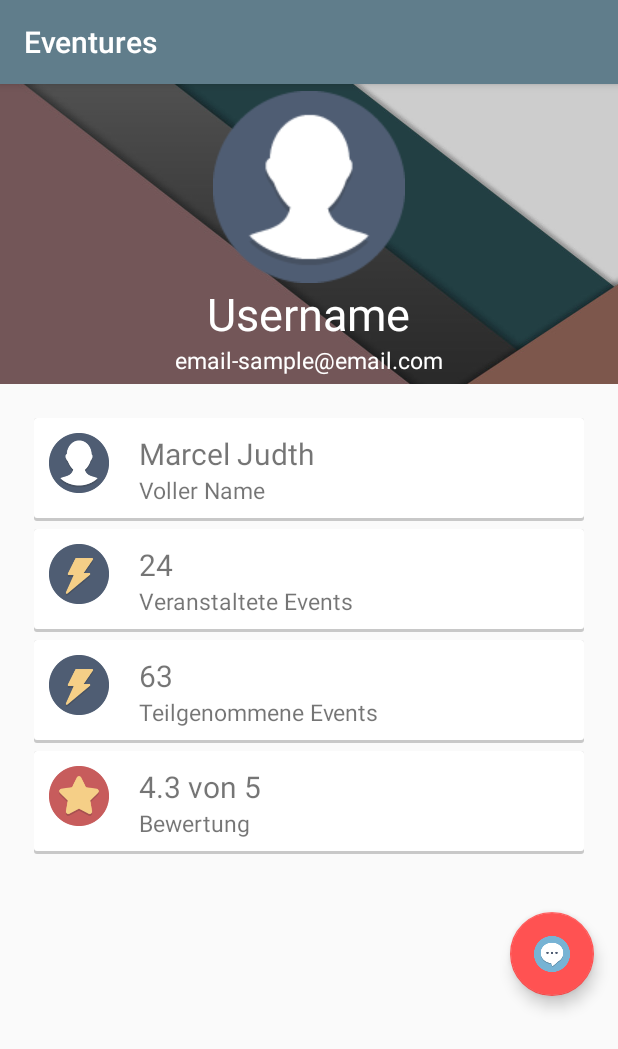
After one commit to Chris6077/Eventify, an Android app: the UserActivity screen opened directly, with no data from a screen before it, on a phone screen of 412 x 824 dp. The commit adds this screen. Shown: the top 1049 px of the screen. Run offline under Robolectric (Android 15) with nearby library versions, the phone set to English and light mode, and no system bars.

Commit message:
user profile

```diff
--- a/app/build.gradle
+++ b/app/build.gradle
@@ -36,4 +36,5 @@ dependencies {
 
 
 
+
 apply plugin: 'com.google.gms.google-services'
--- a/app/src/main/AndroidManifest.xml
+++ b/app/src/main/AndroidManifest.xml
@@ -64,6 +64,8 @@
                 <category android:name="android.intent.category.LAUNCHER"/>
             </intent-filter>
         </activity>
+        <activity android:name=".UserActivity">
+        </activity>
     </application>
 
 </manifest>
--- /dev/null
+++ b/app/src/main/java/com/example/schueler/eventures/UserActivity.java
@@ -0,0 +1,13 @@
+package com.example.schueler.eventures;
+
+import android.support.v7.app.AppCompatActivity;
+import android.os.Bundle;
+
+public class UserActivity extends AppCompatActivity {
+
+	@Override
+	protected void onCreate(Bundle savedInstanceState) {
+		super.onCreate(savedInstanceState);
+		setContentView(R.layout.activity_user);
+	}
+}
--- a/app/src/main/res/layout/activity_participants.xml
+++ b/app/src/main/res/layout/activity_participants.xml
@@ -7,14 +7,17 @@
     android:layout_height="match_parent"
     tools:context="com.example.schueler.eventures.ParticipantsActivity">
 
+    <ScrollView
+        android:layout_width="match_parent"
+        android:layout_height="match_parent">
     <LinearLayout
         android:layout_width="match_parent"
-        android:layout_height="match_parent"
+        android:layout_height="wrap_content"
         android:orientation="vertical">
 
         <LinearLayout
             android:layout_width="match_parent"
-            android:layout_height="180dp"
+            android:layout_height="200dp"
             android:gravity="center"
             android:background="@drawable/wallpaper17"
             android:orientation="vertical">
@@ -39,7 +42,7 @@
             android:padding="10dp">
 
             <ListView
-                android:layout_width="wrap_content"
+                android:layout_width="match_parent"
                 android:layout_height="match_parent"
                 android:id="@+id/list_participants">
 
@@ -49,6 +52,7 @@
         </LinearLayout>
 
     </LinearLayout>
+    </ScrollView>
 
     <include layout="@layout/navigation_drawer"></include>
 
--- /dev/null
+++ b/app/src/main/res/layout/activity_user.xml
@@ -0,0 +1,222 @@
+<?xml version="1.0" encoding="utf-8"?>
+<android.support.v4.widget.DrawerLayout
+    xmlns:android="http://schemas.android.com/apk/res/android"
+    xmlns:app="http://schemas.android.com/apk/res-auto"
+    xmlns:tools="http://schemas.android.com/tools"
+    android:layout_width="match_parent"
+    android:layout_height="match_parent"
+    tools:context="com.example.schueler.eventures.UserActivity">
+
+    <ScrollView
+        android:layout_width="match_parent"
+        android:layout_height="wrap_content">
+
+        <LinearLayout
+            android:layout_width="match_parent"
+            android:layout_height="wrap_content"
+            android:orientation="vertical">
+
+            <!-- header -->
+            <LinearLayout
+                android:layout_width="match_parent"
+                android:layout_height="200dp"
+                android:gravity="center"
+                android:background="@drawable/wallpaper18"
+                android:orientation="vertical">
+
+
+                    <ImageView
+                        android:layout_width="wrap_content"
+                        android:layout_height="wrap_content"
+                        android:src="@drawable/profle"/>
+
+                    <TextView
+                        android:layout_width="wrap_content"
+                        android:layout_height="wrap_content"
+                        android:text="Username"
+                        android:textColor="@color/white"
+                        android:textSize="30sp"/>
+
+                    <TextView
+                        android:layout_width="wrap_content"
+                        android:layout_height="wrap_content"
+                        android:text="email-sample@email.com"
+                        android:textColor="@color/white"
+                        android:textSize="15sp"/>
+
+
+            </LinearLayout>
+
+            <!-- content -->
+            <LinearLayout
+                android:layout_width="match_parent"
+                android:layout_height="match_parent"
+                android:layout_margin="20dp"
+                android:orientation="vertical">
+
+                <!-- Full Name -->
+                <LinearLayout
+                    android:layout_width="match_parent"
+                    android:layout_height="wrap_content"
+                    android:orientation="horizontal"
+                    android:padding="10dp"
+                    android:layout_margin="2.5dp"
+                    android:background="@drawable/shadow_box">
+
+                    <ImageView
+                        android:layout_width="40dp"
+                        android:layout_height="40dp"
+                        android:src="@drawable/profle"
+                        android:layout_marginRight="20dp"/>
+
+                    <LinearLayout
+                        android:layout_width="wrap_content"
+                        android:layout_height="wrap_content"
+                        android:orientation="vertical">
+
+                        <TextView
+                            android:layout_width="match_parent"
+                            android:layout_height="wrap_content"
+                            android:textSize="20sp"
+                            android:text="Marcel Judth"/>
+
+                        <TextView
+                            android:layout_width="match_parent"
+                            android:layout_height="wrap_content"
+                            android:textSize="15sp"
+                            android:text="@string/user_full_name"/>
+
+                    </LinearLayout>
+
+
+                </LinearLayout>
+
+                <!-- Events Hosted -->
+                <LinearLayout
+                    android:layout_width="match_parent"
+                    android:layout_height="wrap_content"
+                    android:orientation="horizontal"
+                    android:padding="10dp"
+                    android:layout_margin="2.5dp"
+                    android:background="@drawable/shadow_box">
+
+                    <ImageView
+                        android:layout_width="40dp"
+                        android:layout_height="40dp"
+                        android:src="@drawable/bolt"
+                        android:layout_marginRight="20dp"/>
+
+                    <LinearLayout
+                        android:layout_width="wrap_content"
+                        android:layout_height="wrap_content"
+                        android:orientation="vertical">
+
+                        <TextView
+                            android:layout_width="match_parent"
+                            android:layout_height="wrap_content"
+                            android:textSize="20sp"
+                            android:text="24"/>
+
+                        <TextView
+                            android:layout_width="match_parent"
+                            android:layout_height="wrap_content"
+                            android:textSize="15sp"
+                            android:text="@string/user_events_hosted"/>
+
+                    </LinearLayout>
+
+
+                </LinearLayout>
+
+                <!-- Events participated -->
+                <LinearLayout
+                    android:layout_width="match_parent"
+                    android:layout_height="wrap_content"
+                    android:orientation="horizontal"
+                    android:padding="10dp"
+                    android:layout_margin="2.5dp"
+                    android:background="@drawable/shadow_box">
+
+                    <ImageView
+                        android:layout_width="40dp"
+                        android:layout_height="40dp"
+                        android:src="@drawable/bolt"
+                        android:layout_marginRight="20dp"/>
+
+                    <LinearLayout
+                        android:layout_width="wrap_content"
+                        android:layout_height="wrap_content"
+                        android:orientation="vertical">
+
+                        <TextView
+                            android:layout_width="match_parent"
+                            android:layout_height="wrap_content"
+                            android:textSize="20sp"
+                            android:text="63"/>
+
+                        <TextView
+                            android:layout_width="match_parent"
+                            android:layout_height="wrap_content"
+                            android:textSize="15sp"
+                            android:text="@string/user_events_participated"/>
+
+                    </LinearLayout>
+
+
+                </LinearLayout>
+
+                <!-- rating -->
+                <LinearLayout
+                    android:layout_width="match_parent"
+                    android:layout_height="wrap_content"
+                    android:orientation="horizontal"
+                    android:padding="10dp"
+                    android:layout_margin="2.5dp"
+                    android:background="@drawable/shadow_box">
+
+                    <ImageView
+                        android:layout_width="40dp"
+                        android:layout_height="40dp"
+                        android:src="@drawable/star"
+                        android:layout_marginRight="20dp"/>
+
+                    <LinearLayout
+                        android:layout_width="wrap_content"
+                        android:layout_height="wrap_content"
+                        android:orientation="vertical">
+
+                        <TextView
+                            android:layout_width="match_parent"
+                            android:layout_height="wrap_content"
+                            android:textSize="20sp"
+                            android:text="4.3 von 5"/>
+
+                        <TextView
+                            android:layout_width="match_parent"
+                            android:layout_height="wrap_content"
+                            android:textSize="15sp"
+                            android:text="@string/user_rating"/>
+
+                    </LinearLayout>
+
+
+                </LinearLayout>
+
+
+            </LinearLayout>
+
+
+            <android.support.design.widget.FloatingActionButton
+                android:id="@+id/fab"
+                android:layout_width="wrap_content"
+                android:layout_height="wrap_content"
+                android:layout_gravity="end|bottom"
+                android:src="@drawable/chat"
+                android:layout_margin="16dp" />
+        </LinearLayout>
+
+
+
+    </ScrollView>
+
+</android.support.v4.widget.DrawerLayout>
--- a/app/src/main/res/values/strings.xml
+++ b/app/src/main/res/values/strings.xml
@@ -54,4 +54,10 @@
     <string name="eventadd_create_new_event">Neues Event erstellen</string>
     <string name="eventadd_event_name">Event Name</string>
 
+    <!-- Strings related to user -->
+    <string name="user_full_name">Voller Name</string>
+    <string name="user_events_hosted">Veranstaltete Events</string>
+    <string name="user_events_participated">Teilgenommene Events</string>
+    <string name="user_rating">Bewertung</string>
+
 </resources>
```
Also changed, not shown: app/src/main/res/drawable/bolt.png (added), app/src/main/res/drawable/star.png (added), app/src/main/res/drawable/wallpaper18.jpg (added), 2 other files.
